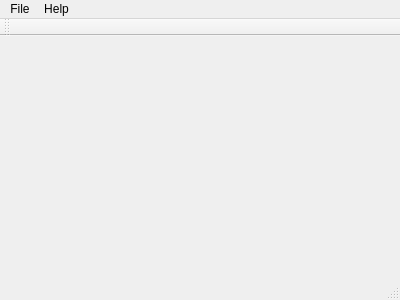
Old version of the form lib/gui/lib/MainWindow/MainWindow.ui in the repository F8LEFT/ART.
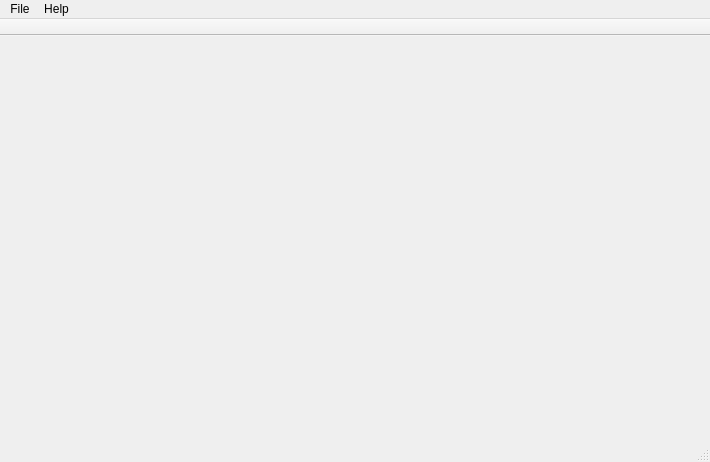
New version of the form.

What changed in the file:
```diff
--- a/lib/gui/lib/MainWindow/MainWindow.ui
+++ b/lib/gui/lib/MainWindow/MainWindow.ui
@@ -6,8 +6,8 @@
    <rect>
     <x>0</x>
     <y>0</y>
-    <width>400</width>
-    <height>300</height>
+    <width>710</width>
+    <height>462</height>
    </rect>
   </property>
   <property name="windowTitle">
@@ -19,8 +19,8 @@
     <rect>
      <x>0</x>
      <y>0</y>
-     <width>400</width>
-     <height>20</height>
+     <width>710</width>
+     <height>22</height>
     </rect>
    </property>
    <widget class="QMenu" name="menuFile">
@@ -40,6 +40,12 @@
    <addaction name="menuHelp"/>
   </widget>
   <widget class="QToolBar" name="mainToolBar">
+   <property name="movable">
+    <bool>false</bool>
+   </property>
+   <property name="allowedAreas">
+    <set>Qt::AllToolBarAreas</set>
+   </property>
    <attribute name="toolBarArea">
     <enum>TopToolBarArea</enum>
    </attribute>
@@ -48,6 +54,23 @@
    </attribute>
   </widget>
   <widget class="QStatusBar" name="statusBar"/>
+  <widget class="QToolBar" name="cmdBar">
+   <property name="windowTitle">
+    <string>toolBar</string>
+   </property>
+   <property name="movable">
+    <bool>false</bool>
+   </property>
+   <property name="allowedAreas">
+    <set>Qt::BottomToolBarArea</set>
+   </property>
+   <attribute name="toolBarArea">
+    <enum>TopToolBarArea</enum>
+   </attribute>
+   <attribute name="toolBarBreak">
+    <bool>false</bool>
+   </attribute>
+  </widget>
   <action name="actionExit">
    <property name="text">
     <string>Exit</string>
```
